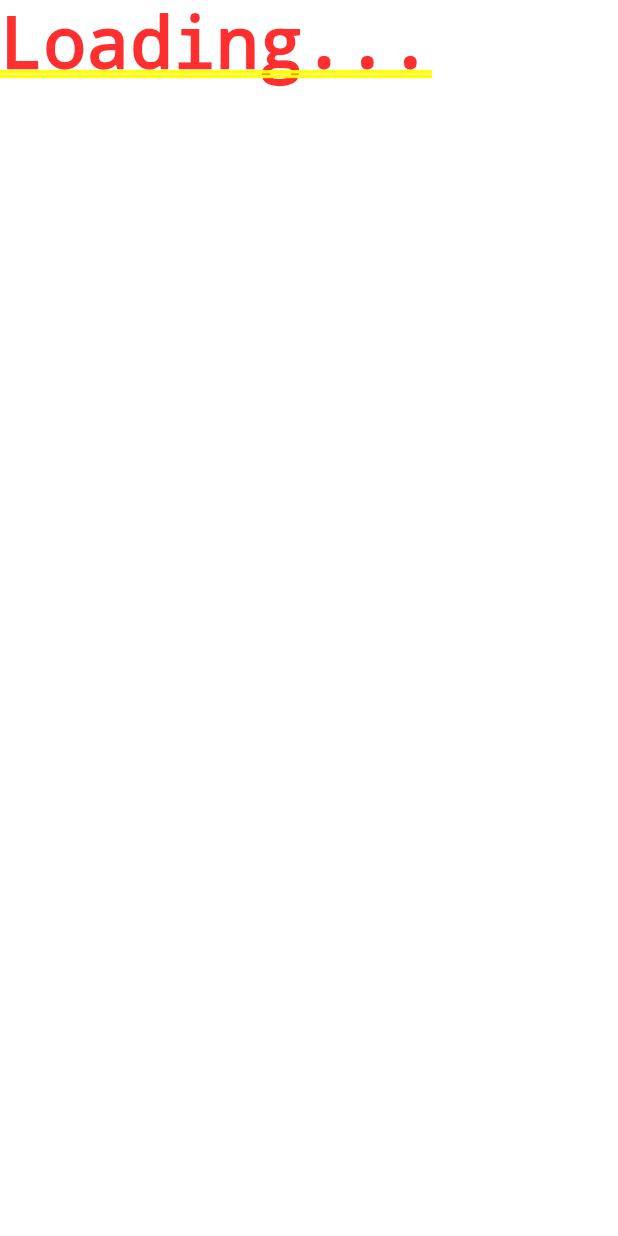
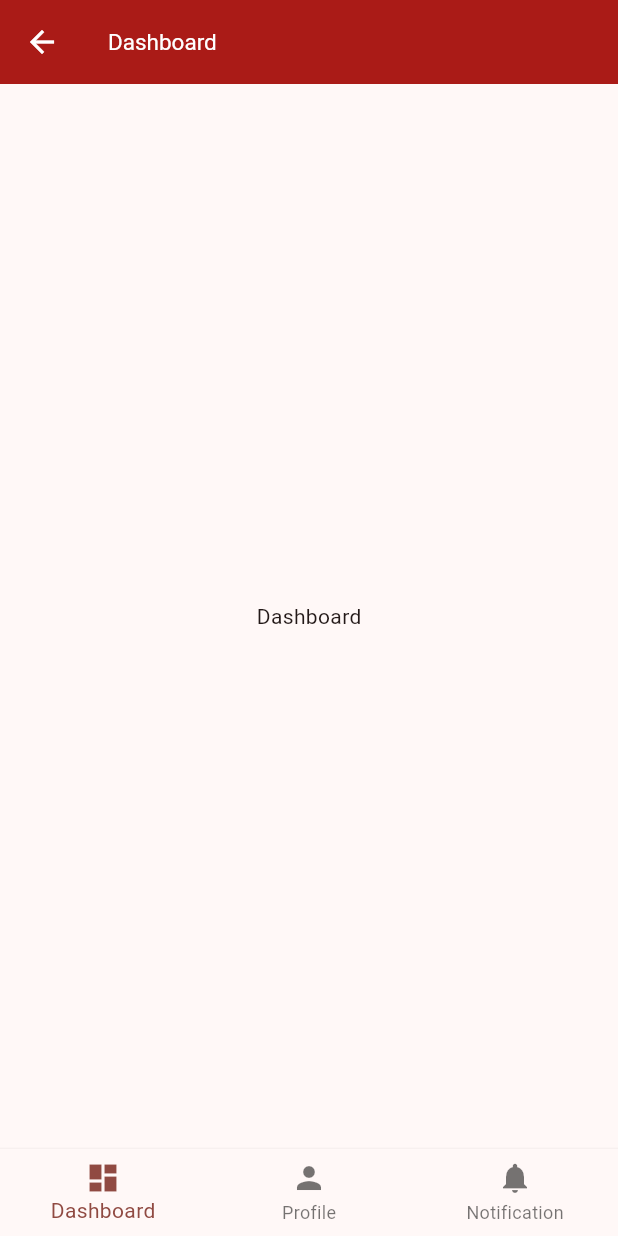
Before and after one commit to prashantfepale/imossadmin, a Flutter app: the screen it shows after launch, on a phone screen of 412 x 824 dp. Run offline on Flutter 3.47's test engine with Material 3 defaults, Android fonts, the phone set to English and light mode, and no system bars; our stand-ins replace get, google_fonts, sizer.

Commit message:
navigation added on dashboard page

```diff
--- a/lib/modules/app/view/app.dart
+++ b/lib/modules/app/view/app.dart
@@ -1,5 +1,6 @@
 import 'package:flutter/material.dart';
 import 'package:get/get.dart';
+import 'package:imossadmin/shared/style/app_colors.dart';
 
 import '../../../shared/routes/app_routes.dart';
 
@@ -15,15 +16,19 @@ class _AppState extends State<App> {
   void initState() {
     super.initState();
 
-    Future.delayed(const Duration(milliseconds: 10000), () {
-      Get.toNamed(AppRoutes.LOGIN);
+    Future.delayed(const Duration(milliseconds: 5000), () {
+      Get.toNamed(AppRoutes.dashboard);
     });
   }
 
   @override
   Widget build(BuildContext context) {
-    return Container(
-      child: Text("Loading..."),
+    return const Scaffold(
+      body: Center(
+        child: CircularProgressIndicator(
+          color: AppColors.primary1,
+        ),
+      ),
     );
   }
 }
--- /dev/null
+++ b/lib/modules/dashboard/controller/dashboard_controller.dart
@@ -0,0 +1,5 @@
+import 'package:get/get.dart';
+
+class DashboardController extends GetxController {
+
+}
--- /dev/null
+++ b/lib/modules/dashboard/view/dashboard_view.dart
@@ -0,0 +1,46 @@
+import 'package:flutter/material.dart';
+import 'package:get/get.dart';
+
+import '../../../shared/routes/app_routes.dart';
+import '../controller/dashboard_controller.dart';
+
+class DashboardView extends GetView<DashboardController> {
+  const DashboardView({Key? key}) : super(key: key);
+
+  @override
+  Widget build(BuildContext context) {
+    return Scaffold(
+      appBar: AppBar(
+        title: const Text("Dashboard"),
+      ),
+      body: const Center(
+        child: Text("Dashboard"),
+      ),
+      bottomNavigationBar: BottomNavigationBar(
+        elevation: 2,
+        onTap: (value) {
+          if(value == 1) {
+            Get.toNamed(AppRoutes.notifications);
+          }
+          if(value == 2) {
+            Get.toNamed(AppRoutes.notifications);
+          }
+        },
+        items: const <BottomNavigationBarItem>[
+          BottomNavigationBarItem(
+            icon: Icon(Icons.dashboard),
+            label: 'Dashboard',
+          ),
+          BottomNavigationBarItem(
+            icon: Icon(Icons.person),
+            label: 'Profile',
+          ),
+          BottomNavigationBarItem(
+            icon: Icon(Icons.notifications),
+            label: 'Notification',
+          ),
+        ],
+      ),
+    );
+  }
+}
--- a/lib/shared/routes/app_pages.dart
+++ b/lib/shared/routes/app_pages.dart
@@ -1,4 +1,5 @@
 import 'package:get/get.dart';
+import 'package:imossadmin/modules/dashboard/view/dashboard_view.dart';
 import 'package:imossadmin/modules/notifications/bindings/notifications_binding.dart';
 
 import '../../modules/app/binding/app_binding.dart';
@@ -11,7 +12,7 @@ class AppPages {
 
   static final routes = [
     GetPage(
-      name: AppRoutes.Notifications,
+      name: AppRoutes.notifications,
       page: () => const AppNotifications(),
       binding: NotificationBinding(),
     ),
@@ -19,6 +20,11 @@ class AppPages {
       name: AppRoutes.APP,
       page: () => const App(),
       binding: AppBinding(),
+    ),
+    GetPage(
+      name: AppRoutes.dashboard,
+      page: () => const DashboardView(),
+      binding: AppBinding(),
     )
   ];
 }
--- a/lib/shared/routes/app_routes.dart
+++ b/lib/shared/routes/app_routes.dart
@@ -3,5 +3,6 @@ abstract class AppRoutes {
 
   static const String APP = '/';
   static const String LOGIN = '/login';
-  static const String Notifications = '/Notifications';
+  static const String dashboard = '/dashboard';
+  static const String notifications = '/Notifications';
 }
```
Also changed, not shown: lib/modules/dashboard/binding/app_binding.dart (added, +9 -0 lines), lib/modules/dashboard/binding/login_binding.dart (added, +9 -0 lines), lib/modules/login/binding/login_binding.dart (added, +9 -0 lines), lib/modules/login/view/login.dart (renamed from lib/modules/app/view/login.dart).
